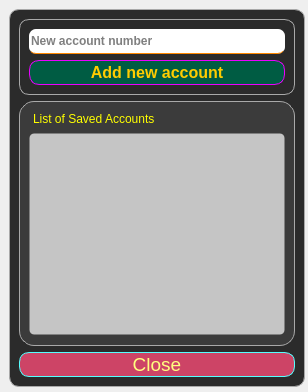
Before: the Qt Designer form ui/accountsList.ui in SaeidJavadi/Advanced-WhatsApp-Sender, drawn with Qt 5.
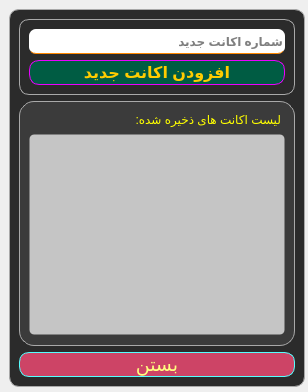
After: the same form once the commit is applied.

Diff of the .ui file:
```diff
--- a/ui/accountsList.ui
+++ b/ui/accountsList.ui
@@ -84,7 +84,7 @@
 }</string>
       </property>
       <property name="text">
-       <string>Close</string>
+       <string>بستن</string>
       </property>
       <property name="autoDefault">
        <bool>true</bool>
@@ -133,7 +133,7 @@
        <item row="2" column="0">
         <widget class="QLabel" name="label_2">
          <property name="text">
-          <string>List of Saved Accounts</string>
+          <string>لیست اکانت های ذخیره شده:</string>
          </property>
         </widget>
        </item>
@@ -174,7 +174,7 @@
 }</string>
          </property>
          <property name="placeholderText">
-          <string>New account number</string>
+          <string>شماره اکانت جدید</string>
          </property>
         </widget>
        </item>
@@ -219,7 +219,7 @@
 }</string>
          </property>
          <property name="text">
-          <string>Add new account</string>
+          <string>افزودن اکانت جدید</string>
          </property>
         </widget>
        </item>
```
Left out of the diff: 6 changed lines with no effect on the pictures.
